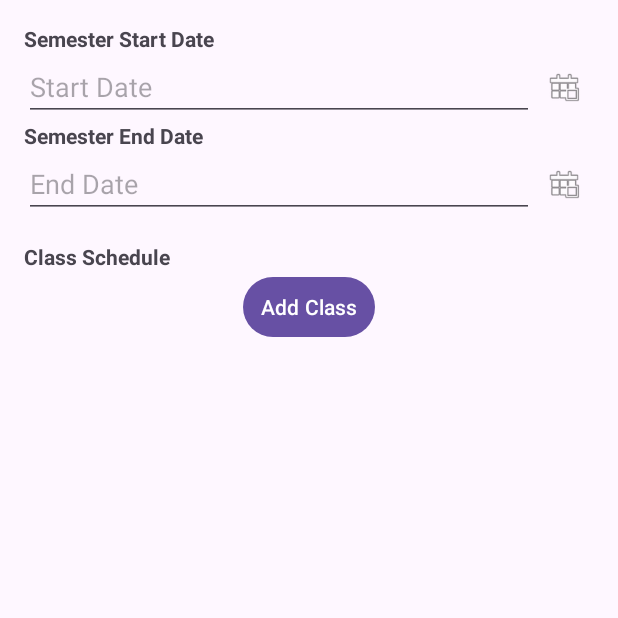
After one commit to ekampfen/CS3318-Mobile-App-Project, an Android app: the ScheduleEventsActivity screen opened directly, with no data from a screen before it, on a phone screen of 412 x 824 dp, the top half of it. The commit adds this screen. Run offline under Robolectric (Android 15) with nearby library versions, the phone set to English and light mode, and no system bars.

Commit message:
Added menu integration on schedule options with start and end dates

```diff
--- a/app/src/main/AndroidManifest.xml
+++ b/app/src/main/AndroidManifest.xml
@@ -21,6 +21,8 @@
                 <category android:name="android.intent.category.LAUNCHER" />
             </intent-filter>
         </activity>
+
+        <activity android:name=".ScheduleEventsActivity" />
     </application>
 
 </manifest>
--- /dev/null
+++ b/app/src/main/java/com/example/cs3318_mobile_app_project/ScheduleEventsActivity.kt
@@ -0,0 +1,87 @@
+package com.example.cs3318_mobile_app_project
+
+import android.app.DatePickerDialog
+import android.app.TimePickerDialog
+import android.os.Bundle
+import android.view.LayoutInflater
+import android.view.View
+import android.widget.Button
+import android.widget.EditText
+import android.widget.ImageView
+import android.widget.LinearLayout
+import androidx.appcompat.app.AppCompatActivity
+import java.util.*
+
+class ScheduleEventsActivity : AppCompatActivity() {
+
+    override fun onCreate(savedInstanceState: Bundle?) {
+        super.onCreate(savedInstanceState)
+        setContentView(R.layout.activity_schedule_events)
+
+        val startDateEditText: EditText = findViewById(R.id.startDateEditText)
+        val endDateEditText: EditText = findViewById(R.id.endDateEditText)
+        val startDateIcon: ImageView = findViewById(R.id.startDateIcon)
+        val endDateIcon: ImageView = findViewById(R.id.endDateIcon)
+        val classScheduleContainer: LinearLayout = findViewById(R.id.classScheduleContainer)
+        val addClassButton: Button = findViewById(R.id.addClassButton)
+
+        // Open Date Picker when clicking on EditText or Calendar Icon
+        val dateClickListener = { editText: EditText -> showDatePicker(editText) }
+        startDateEditText.setOnClickListener { dateClickListener(startDateEditText) }
+        startDateIcon.setOnClickListener { dateClickListener(startDateEditText) }
+        endDateEditText.setOnClickListener { dateClickListener(endDateEditText) }
+        endDateIcon.setOnClickListener { dateClickListener(endDateEditText) }
+
+        // Add class dynamically when button is clicked
+        addClassButton.setOnClickListener {
+            addClassSchedule(classScheduleContainer)
+        }
+    }
+
+    private fun showDatePicker(editText: EditText) {
+        val calendar = Calendar.getInstance()
+        val year = calendar.get(Calendar.YEAR)
+        val month = calendar.get(Calendar.MONTH)
+        val day = calendar.get(Calendar.DAY_OF_MONTH)
+
+        val datePickerDialog = DatePickerDialog(this, { _, selectedYear, selectedMonth, selectedDay ->
+            val selectedDate = "${selectedMonth + 1}/$selectedDay/$selectedYear"
+            editText.setText(selectedDate)
+        }, year, month, day)
+
+        datePickerDialog.show()
+    }
+
+    private fun showTimePicker(editText: EditText) {
+        val calendar = Calendar.getInstance()
+        val hour = calendar.get(Calendar.HOUR_OF_DAY)
+        val minute = calendar.get(Calendar.MINUTE)
+
+        val timePickerDialog = TimePickerDialog(this, { _, selectedHour, selectedMinute ->
+            val formattedTime = String.format("%02d:%02d", selectedHour, selectedMinute)
+            editText.setText(formattedTime)
+        }, hour, minute, false)
+
+        timePickerDialog.show()
+    }
+
+    private fun addClassSchedule(container: LinearLayout) {
+        val classView = LayoutInflater.from(this).inflate(R.layout.class_time_entry, container, false)
+
+        val classNameEditText: EditText = classView.findViewById(R.id.classNameEditText)
+        val startTimeEditText: EditText = classView.findViewById(R.id.classStartTimeEditText)
+        val endTimeEditText: EditText = classView.findViewById(R.id.classEndTimeEditText)
+        val startTimeIcon: ImageView = classView.findViewById(R.id.classStartTimeIcon)
+        val endTimeIcon: ImageView = classView.findViewById(R.id.classEndTimeIcon)
+        val locationEditText: EditText = classView.findViewById(R.id.classLocationEditText)
+        val reminderEditText: EditText = classView.findViewById(R.id.classReminderEditText)
+
+        val timeClickListener = { editText: EditText -> showTimePicker(editText) }
+        startTimeEditText.setOnClickListener { timeClickListener(startTimeEditText) }
+        startTimeIcon.setOnClickListener { timeClickListener(startTimeEditText) }
+        endTimeEditText.setOnClickListener { timeClickListener(endTimeEditText) }
+        endTimeIcon.setOnClickListener { timeClickListener(endTimeEditText) }
+
+        container.addView(classView)
+    }
+}
--- /dev/null
+++ b/app/src/main/res/layout/activity_schedule_events.xml
@@ -0,0 +1,95 @@
+<ScrollView
+    xmlns:android="http://schemas.android.com/apk/res/android"
+    xmlns:app="http://schemas.android.com/apk/res-auto"
+    android:layout_width="match_parent"
+    android:layout_height="match_parent"
+    android:padding="16dp">
+
+    <LinearLayout
+        android:layout_width="match_parent"
+        android:layout_height="wrap_content"
+        android:orientation="vertical">
+
+        <!-- Semester Start Date -->
+        <TextView
+            android:layout_width="wrap_content"
+            android:layout_height="wrap_content"
+            android:text="Semester Start Date"
+            android:textStyle="bold"/>
+
+        <LinearLayout
+            android:layout_width="match_parent"
+            android:layout_height="wrap_content"
+            android:orientation="horizontal"
+            android:gravity="center_vertical">
+
+            <EditText
+                android:id="@+id/startDateEditText"
+                android:layout_width="0dp"
+                android:layout_weight="1"
+                android:layout_height="wrap_content"
+                android:hint="Start Date"
+                android:focusable="false"
+                android:clickable="true"/>
+
+            <ImageView
+                android:id="@+id/startDateIcon"
+                android:layout_width="40dp"
+                android:layout_height="40dp"
+                android:src="@android:drawable/ic_menu_today"
+                android:padding="8dp"/>
+        </LinearLayout>
+
+        <!-- Semester End Date -->
+        <TextView
+            android:layout_width="wrap_content"
+            android:layout_height="wrap_content"
+            android:text="Semester End Date"
+            android:textStyle="bold"/>
+
+        <LinearLayout
+            android:layout_width="match_parent"
+            android:layout_height="wrap_content"
+            android:orientation="horizontal"
+            android:gravity="center_vertical">
+
+            <EditText
+                android:id="@+id/endDateEditText"
+                android:layout_width="0dp"
+                android:layout_weight="1"
+                android:layout_height="wrap_content"
+                android:hint="End Date"
+                android:focusable="false"
+                android:clickable="true"/>
+
+            <ImageView
+                android:id="@+id/endDateIcon"
+                android:layout_width="40dp"
+                android:layout_height="40dp"
+                android:src="@android:drawable/ic_menu_today"
+                android:padding="8dp"/>
+        </LinearLayout>
+
+        <!-- Classes Section -->
+        <TextView
+            android:layout_width="wrap_content"
+            android:layout_height="wrap_content"
+            android:text="Class Schedule"
+            android:textStyle="bold"
+            android:paddingTop="16dp"/>
+
+        <LinearLayout
+            android:id="@+id/classScheduleContainer"
+            android:layout_width="match_parent"
+            android:layout_height="wrap_content"
+            android:orientation="vertical"/>
+
+        <Button
+            android:id="@+id/addClassButton"
+            android:layout_width="wrap_content"
+            android:layout_height="wrap_content"
+            android:text="Add Class"
+            android:layout_gravity="center"
+            android:padding="8dp"/>
+    </LinearLayout>
+</ScrollView>
```
Also changed, not shown: app/src/main/java/com/example/cs3318_mobile_app_project/EventAdapter.kt (added, +37 -0 lines), app/src/main/java/com/example/cs3318_mobile_app_project/EventModel.kt (added, +10 -0 lines), app/src/main/java/com/example/cs3318_mobile_app_project/MainActivity.kt (+13 -8 lines), app/src/main/res/layout/activity_main.xml (+15 -13 lines), app/src/main/res/layout/class_time_entry.xml (added, +115 -0 lines), app/src/main/res/layout/item_event.xml (added, +50 -0 lines).
